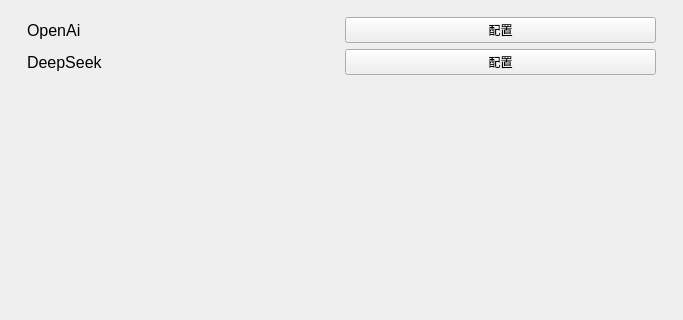
Above: windows/setting/child/settingchild_llm.ui from Zao-chen/ZcChat2 before the change; both pictures show x 0 to 683 and y 0 to 320 of the 683 by 504 pixel window. Below: the same form after it.
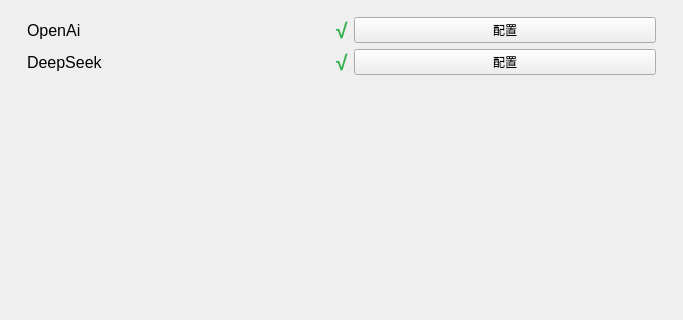
That is the form after the change. Custom widgets are drawn as their Qt base class.

Patch:
```diff
--- a/windows/setting/child/settingchild_llm.ui
+++ b/windows/setting/child/settingchild_llm.ui
@@ -44,7 +44,7 @@
        </property>
        <item>
         <widget class="ElaScrollPageArea" name="widget" native="true">
-         <layout class="QHBoxLayout" name="horizontalLayout">
+         <layout class="QHBoxLayout" name="horizontalLayout" stretch="1,0,1">
           <property name="leftMargin">
            <number>15</number>
           </property>
@@ -59,6 +59,12 @@
           </property>
           <item>
            <widget class="ElaText" name="label">
+            <property name="sizePolicy">
+             <sizepolicy hsizetype="Expanding" vsizetype="Preferred">
+              <horstretch>0</horstretch>
+              <verstretch>0</verstretch>
+             </sizepolicy>
+            </property>
             <property name="font">
              <font>
               <pointsize>12</pointsize>
@@ -69,8 +75,33 @@
             </property>
            </widget>
           </item>
+          <item>
+           <widget class="ElaText" name="label_Openai_Status">
+            <property name="visible">
+             <bool>false</bool>
+            </property>
+            <property name="font">
+             <font>
+              <pointsize>16</pointsize>
+              <bold>true</bold>
+             </font>
+            </property>
+            <property name="styleSheet">
+             <string notr="true">color: #2EAD4B;</string>
+            </property>
+            <property name="text">
+             <string>√</string>
+            </property>
+           </widget>
+          </item>
           <item>
            <widget class="ElaPushButton" name="pushButton_Openai_Set">
+            <property name="sizePolicy">
+             <sizepolicy hsizetype="Expanding" vsizetype="Fixed">
+              <horstretch>0</horstretch>
+              <verstretch>0</verstretch>
+             </sizepolicy>
+            </property>
             <property name="text">
              <string>配置</string>
             </property>
@@ -81,7 +112,7 @@
        </item>
        <item>
         <widget class="ElaScrollPageArea" name="widget_2" native="true">
-         <layout class="QHBoxLayout" name="horizontalLayout_4">
+         <layout class="QHBoxLayout" name="horizontalLayout_4" stretch="1,0,1">
           <property name="leftMargin">
            <number>15</number>
           </property>
@@ -96,6 +127,12 @@
           </property>
           <item>
            <widget class="ElaText" name="label_6">
+            <property name="sizePolicy">
+             <sizepolicy hsizetype="Expanding" vsizetype="Preferred">
+              <horstretch>0</horstretch>
+              <verstretch>0</verstretch>
+             </sizepolicy>
+            </property>
             <property name="font">
              <font>
               <pointsize>12</pointsize>
@@ -106,8 +143,33 @@
             </property>
            </widget>
           </item>
+          <item>
+           <widget class="ElaText" name="label_Deepseek_Status">
+            <property name="visible">
+             <bool>false</bool>
+            </property>
+            <property name="font">
+             <font>
+              <pointsize>16</pointsize>
+              <bold>true</bold>
+             </font>
+            </property>
+            <property name="styleSheet">
+             <string notr="true">color: #2EAD4B;</string>
+            </property>
+            <property name="text">
+             <string>√</string>
+            </property>
+           </widget>
+          </item>
           <item>
            <widget class="ElaPushButton" name="pushButton_Deepseek_Set">
+            <property name="sizePolicy">
+             <sizepolicy hsizetype="Expanding" vsizetype="Fixed">
+              <horstretch>0</horstretch>
+              <verstretch>0</verstretch>
+             </sizepolicy>
+            </property>
             <property name="text">
              <string>配置</string>
             </property>
```
